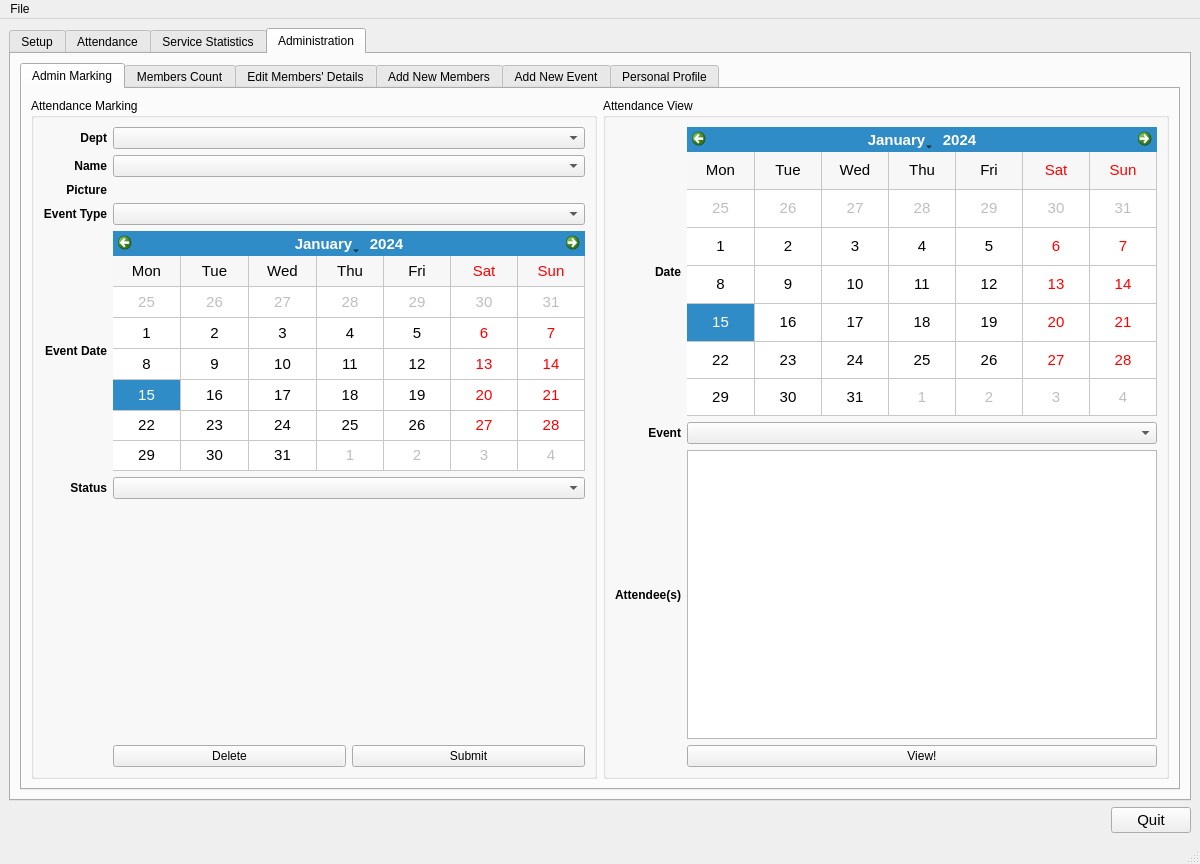
Qt form tabbed.ui (dnth/AttTracker-pyside) before a commit.
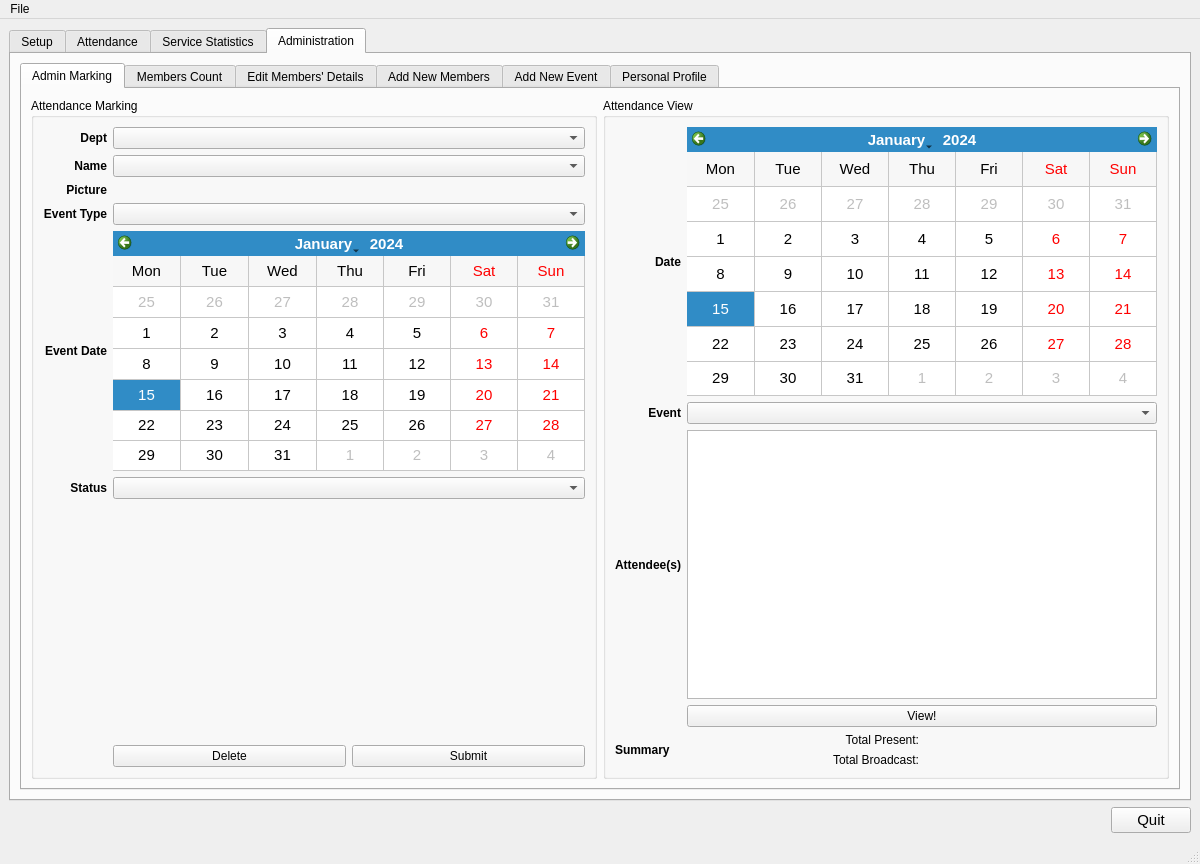
The same form after that commit. The open tabs and pages were chosen to show the change. Icons and pictures are not drawn. Custom widgets are drawn as their Qt base class.

Commit message: added summary att

The edit to the form file:
```diff
--- a/tabbed.ui
+++ b/tabbed.ui
@@ -1332,6 +1332,57 @@
                  </property>
                 </widget>
                </item>
+               <item row="6" column="0">
+                <widget class="QLabel" name="label_16">
+                 <property name="font">
+                  <font>
+                   <weight>75</weight>
+                   <bold>true</bold>
+                  </font>
+                 </property>
+                 <property name="text">
+                  <string>Summary</string>
+                 </property>
+                </widget>
+               </item>
+               <item row="6" column="1">
+                <layout class="QGridLayout" name="gridLayout_3">
+                 <item row="1" column="0">
+                  <widget class="QLabel" name="label_21">
+                   <property name="text">
+                    <string>Total Broadcast:</string>
+                   </property>
+                   <property name="alignment">
+                    <set>Qt::AlignRight|Qt::AlignTrailing|Qt::AlignVCenter</set>
+                   </property>
+                  </widget>
+                 </item>
+                 <item row="0" column="0">
+                  <widget class="QLabel" name="label_20">
+                   <property name="text">
+                    <string>Total Present:</string>
+                   </property>
+                   <property name="alignment">
+                    <set>Qt::AlignRight|Qt::AlignTrailing|Qt::AlignVCenter</set>
+                   </property>
+                  </widget>
+                 </item>
+                 <item row="0" column="1">
+                  <widget class="QLabel" name="label_totalpresent">
+                   <property name="text">
+                    <string/>
+                   </property>
+                  </widget>
+                 </item>
+                 <item row="1" column="1">
+                  <widget class="QLabel" name="label_totalbroadcast">
+                   <property name="text">
+                    <string/>
+                   </property>
+                  </widget>
+                 </item>
+                </layout>
+               </item>
               </layout>
              </widget>
             </item>
```
The commit also changes 3 other files.
